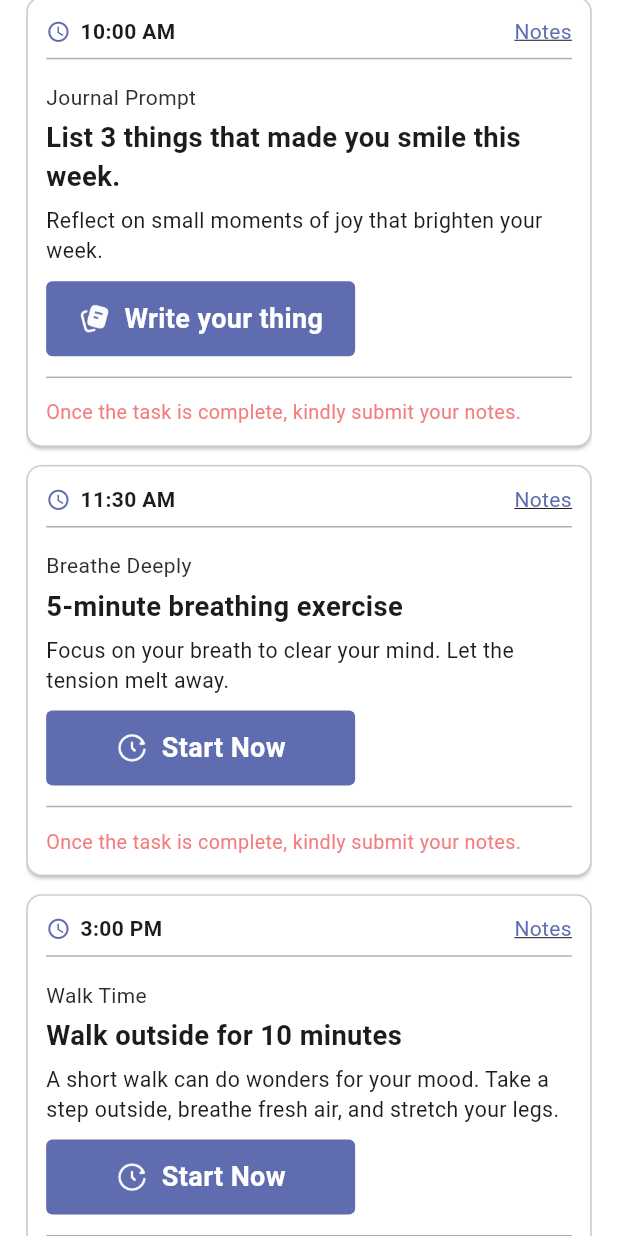
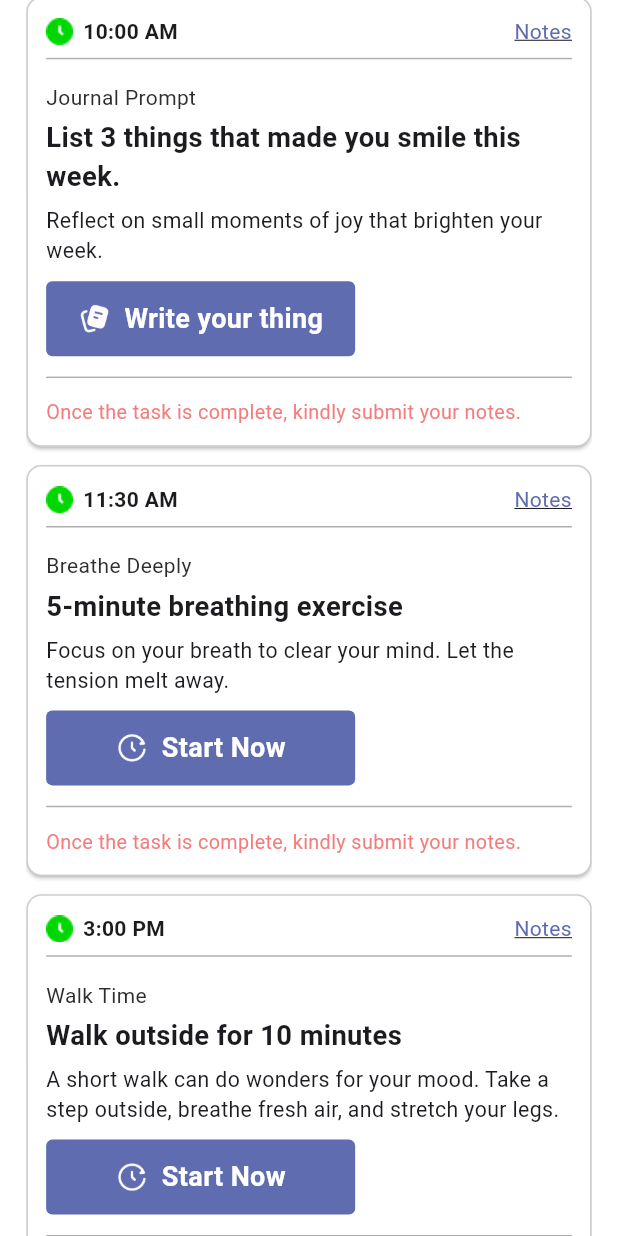
Before and after one commit to SakibvHossain/intricate, a Flutter app: the HomePage screen opened directly, scrolled down 576 dp, on a phone screen of 412 x 824 dp. Run offline on Flutter 3.47's test engine with Material 3 defaults, Android fonts, the phone set to English and light mode, and no system bars; our stand-ins replace flutter_screenutil, flutter_spinkit, flutter_svg, get, google_fonts, google_nav_bar and 5 more; accounts and stored records are empty.

Commit message:
third  commit

```diff
--- a/lib/app.dart
+++ b/lib/app.dart
@@ -17,7 +17,7 @@ class Intricate extends StatelessWidget {
         return GetMaterialApp(
           debugShowCheckedModeBanner: false,
           title: 'Intricate',
-          initialRoute: AppRoute.authType,
+          initialRoute: AppRoute.splash,
           getPages: AppPages.routes,
           initialBinding: AppBinding(),
           locale: const Locale('en', 'US'),
--- a/lib/feature/home/ui/screens/home_page.dart
+++ b/lib/feature/home/ui/screens/home_page.dart
@@ -62,7 +62,7 @@ class HomePage extends StatelessWidget {
                         shape: RoundedRectangleBorder(
                           borderRadius: BorderRadius.circular(10.r),
                           side: BorderSide(
-                            color: Color(0xFF000000).withAlpha(50),
+                            color: const Color(0xFF000000).withAlpha(50),
                             width: 1.0,
                           ),
                         ),
@@ -78,15 +78,11 @@ class HomePage extends StatelessWidget {
                                 children: [
                                   Row(
                                     children: [
-                                      Icon(
-                                        Icons.access_time,
-                                        size: 16.sp,
-                                        color: Color(0xFF5F6CAF),
-                                      ),
+                                      Image.asset('assets/images/time.png'),
                                       SizedBox(width: 6.w),
                                       Text(
                                         task.time,
-                                        style: TextStyle(
+                                        style: const TextStyle(
                                           fontWeight: FontWeight.bold,
                                         ),
                                       ),
@@ -96,8 +92,8 @@ class HomePage extends StatelessWidget {
                                     onTap: () {
                                       Get.to(() => NotePage());
                                     },
-                                    child: Text(
-                                      "Notes",
+                                    child: const Text(
+                                      'Notes',
                                       style: TextStyle(
                                         color: Color(0xFF5F6CAF),
                                         decoration: TextDecoration.underline,
@@ -106,11 +102,11 @@ class HomePage extends StatelessWidget {
                                   ),
                                 ],
                               ),
-                              Divider(color: Color(0xFFAFAFAF)),
+                              const Divider(color: Color(0xFFAFAFAF)),
                               SizedBox(height: 8.h),
                               Text(
                                 task.type,
-                                style: TextStyle(color: Color(0xFF2D2D2D)),
+                                style: const TextStyle(color: Color(0xFF2D2D2D)),
                               ),
                               SizedBox(height: 4.h),
                               Text(
@@ -185,12 +181,12 @@ class HomePage extends StatelessWidget {
                                   spaceBetweenPrefix: false,
                                 ),
                               SizedBox(height: 6.h),
-                              Divider(color: Color(0xFFAFAFAF)),
+                              const Divider(color: Color(0xFFAFAFAF)),
                               SizedBox(height: 6.h),
                               Text(
-                                "Once the task is complete, kindly submit your notes.",
+                                'Once the task is complete, kindly submit your notes.',
                                 style: TextStyle(
-                                  color: Color(0xFFF47C7C),
+                                  color: const Color(0xFFF47C7C),
                                   fontSize: 13.sp,
                                 ),
                               ),
```
Also changed, not shown: lib/feature/home/ui/screens/day_selector_widget.dart (+6 -6 lines), assets/images/time.png (added).
